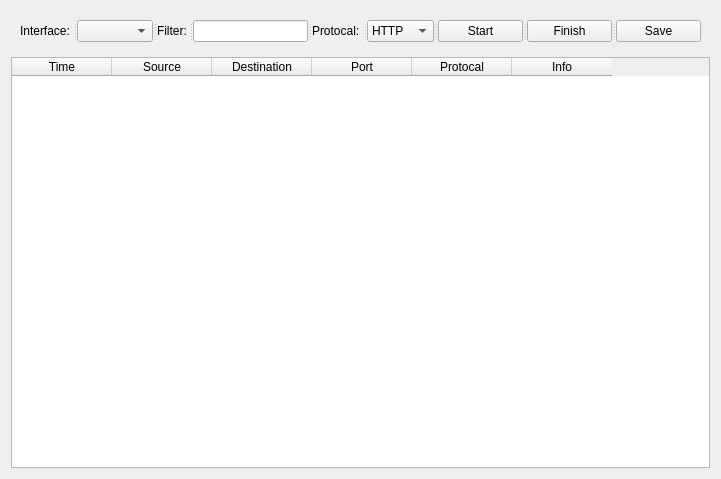
guiyang882/WebPackage, file Capture/captureform.ui: the form before one commit.
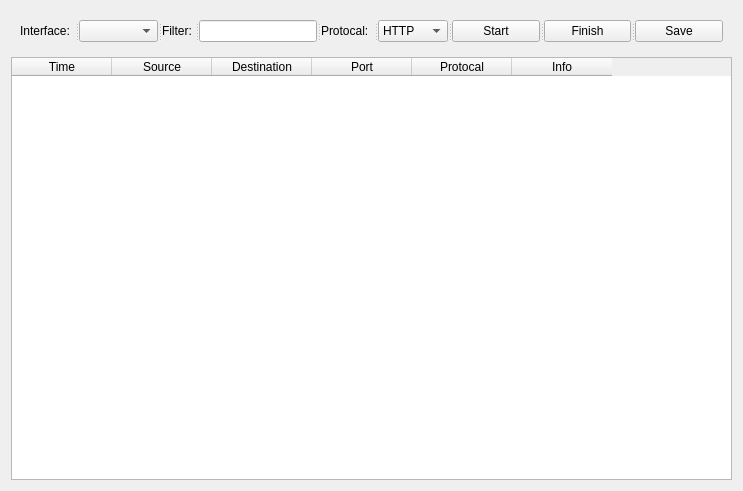
The form after the commit.

The edit to the form file:
```diff
--- a/Capture/captureform.ui
+++ b/Capture/captureform.ui
@@ -6,15 +6,21 @@
    <rect>
     <x>0</x>
     <y>0</y>
-    <width>721</width>
-    <height>479</height>
+    <width>743</width>
+    <height>491</height>
    </rect>
   </property>
+  <property name="sizePolicy">
+   <sizepolicy hsizetype="Expanding" vsizetype="Expanding">
+    <horstretch>0</horstretch>
+    <verstretch>0</verstretch>
+   </sizepolicy>
+  </property>
   <property name="windowTitle">
    <string>Form</string>
   </property>
-  <layout class="QVBoxLayout" name="verticalLayout">
-   <item>
+  <layout class="QGridLayout" name="gridLayout">
+   <item row="0" column="0">
     <widget class="QWidget" name="widget_Control" native="true">
      <property name="maximumSize">
       <size>
@@ -102,7 +108,7 @@
      </layout>
     </widget>
    </item>
-   <item>
+   <item row="1" column="0">
     <widget class="QTableWidget" name="tableWidget_showPackages">
      <column>
       <property name="text">
```
